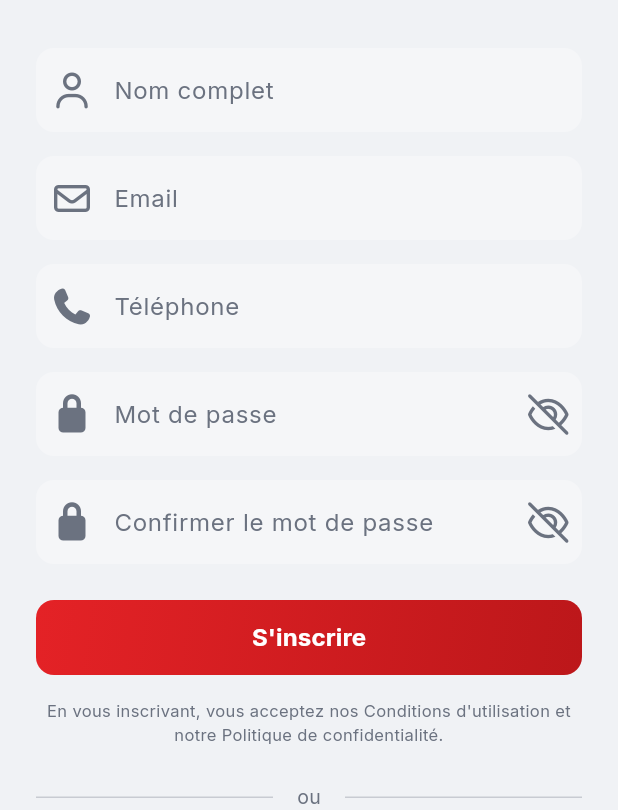
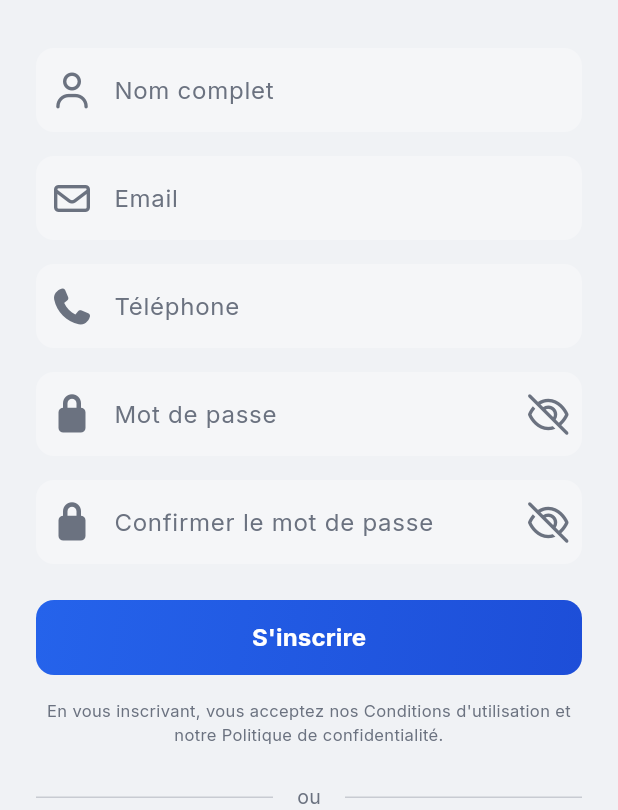
Before and after one commit to phil444-lab/kivoo, a Flutter app: the screen it shows after launch, item 5 of the bottom bar chosen, after a tap on "Créer un compte", on a phone screen of 412 x 824 dp, the part 426-1236 px from its top. Run offline on Flutter 3.47's test engine with Material 3 defaults, Android fonts, the phone set to English and light mode, and no system bars; our stand-ins replace font_awesome_flutter, google_fonts; network calls fail; project files that could hold a hidden picture were left out.

Commit message:
Update Flutter frontend: assets, theme, screens, and routing
- Update app logo assets (all platforms)
- Refactor app theme (app_theme.dart)
- Update constants and routing configuration
- Improve login, register, profile, and home screens
- Update item_card component
- Sync pubspec.yaml with new assets

```diff
--- a/lib/components/item_card.dart
+++ b/lib/components/item_card.dart
@@ -150,7 +150,7 @@ class ItemCard extends StatelessWidget {
                   Text(
                     item.price,
                     style: const TextStyle(
-                      color: AppTheme.primaryRed,
+                      color: AppTheme.primaryBlue,
                       fontSize: 14,
                       fontWeight: FontWeight.w800,
                     ),
--- a/lib/constants.dart
+++ b/lib/constants.dart
@@ -6,8 +6,8 @@ class AppConstants {
   static const String appVersion = '1.0.0';
 
   // Colors
-  static const int primaryRed = 0xFFe42226;
-  static const int darkRed = 0xFFbc171a;
+  static const int primaryBlue = 0xFF2563EB;
+  static const int darkBlue = 0xFF1D4ED8;
 
   // Status Bar
   static const String statusBarTime = '9:41';
--- a/lib/route/router.dart
+++ b/lib/route/router.dart
@@ -63,7 +63,7 @@ class PlaceholderScreen extends StatelessWidget {
     return Scaffold(
       backgroundColor: isDark ? AppTheme.darkBackground : AppTheme.lightBackground,
       appBar: AppBar(
-        backgroundColor: AppTheme.darkRed,
+        backgroundColor: AppTheme.darkBlue,
         title: Text(
           title,
           style: TextStyle(
--- a/lib/screens/auth/login_screen.dart
+++ b/lib/screens/auth/login_screen.dart
@@ -20,7 +20,8 @@ class _LoginScreenState extends State<LoginScreen> {
     final isDark = Theme.of(context).brightness == Brightness.dark;
 
     return Scaffold(
-      backgroundColor: isDark ? AppTheme.darkBackground : AppTheme.lightBackground,
+      backgroundColor:
+          isDark ? AppTheme.darkBackground : AppTheme.lightBackground,
       body: SafeArea(
         child: SingleChildScrollView(
           padding: EdgeInsets.only(
@@ -83,7 +84,8 @@ class _LoginScreenState extends State<LoginScreen> {
               Text(
                 'Content de vous revoir !',
                 style: TextStyle(
-                  color: isDark ? AppTheme.darkTextMuted : AppTheme.lightTextMuted,
+                  color:
+                      isDark ? AppTheme.darkTextMuted : AppTheme.lightTextMuted,
                   fontSize: 14,
                 ),
                 textAlign: TextAlign.center,
@@ -100,18 +102,23 @@ class _LoginScreenState extends State<LoginScreen> {
                 decoration: InputDecoration(
                   labelText: 'Email',
                   labelStyle: TextStyle(
-                    color: isDark ? AppTheme.darkTextMuted : AppTheme.lightTextMuted,
+                    color: isDark
+                        ? AppTheme.darkTextMuted
+                        : AppTheme.lightTextMuted,
                   ),
                   prefixIcon: Icon(
                     FontAwesomeIcons.envelope,
-                    color: isDark ? AppTheme.darkTextMuted : AppTheme.lightTextMuted,
+                    color: isDark
+                        ? AppTheme.darkTextMuted
+                        : AppTheme.lightTextMuted,
                   ),
                   border: OutlineInputBorder(
                     borderRadius: BorderRadius.circular(12),
                   ),
                   focusedBorder: OutlineInputBorder(
                     borderRadius: BorderRadius.circular(12),
-                    borderSide: const BorderSide(color: AppTheme.primaryRed, width: 2),
+                    borderSide:
+                        const BorderSide(color: AppTheme.primaryBlue, width: 2),
                   ),
                 ),
               ),
@@ -128,16 +135,24 @@ class _LoginScreenState extends State<LoginScreen> {
                 decoration: InputDecoration(
                   labelText: 'Mot de passe',
                   labelStyle: TextStyle(
-                    color: isDark ? AppTheme.darkTextMuted : AppTheme.lightTextMuted,
+                    color: isDark
+                        ? AppTheme.darkTextMuted
+                        : AppTheme.lightTextMuted,
                   ),
                   prefixIcon: Icon(
                     FontAwesomeIcons.lock,
-                    color: isDark ? AppTheme.darkTextMuted : AppTheme.lightTextMuted,
+                    color: isDark
+                        ? AppTheme.darkTextMuted
+                        : AppTheme.lightTextMuted,
                   ),
                   suffixIcon: IconButton(
                     icon: Icon(
-                      _obscurePassword ? FontAwesomeIcons.eyeSlash : FontAwesomeIcons.eye,
-                      color: isDark ? AppTheme.darkTextMuted : AppTheme.lightTextMuted,
+                      _obscurePassword
+                          ? FontAwesomeIcons.eyeSlash
+                          : FontAwesomeIcons.eye,
+                      color: isDark
+                          ? AppTheme.darkTextMuted
+                          : AppTheme.lightTextMuted,
                     ),
                     onPressed: () {
                       setState(() {
@@ -150,7 +165,8 @@ class _LoginScreenState extends State<LoginScreen> {
                   ),
                   focusedBorder: OutlineInputBorder(
                     borderRadius: BorderRadius.circular(12),
-                    borderSide: const BorderSide(color: AppTheme.primaryRed, width: 2),
+                    borderSide:
+                        const BorderSide(color: AppTheme.primaryBlue, width: 2),
                   ),
                 ),
               ),
@@ -165,7 +181,7 @@ class _LoginScreenState extends State<LoginScreen> {
                   child: const Text(
                     'Mot de passe oublié ?',
                     style: TextStyle(
-                      color: AppTheme.primaryRed,
+                      color: AppTheme.primaryBlue,
                       fontSize: 13,
                       fontWeight: FontWeight.w600,
                     ),
@@ -182,7 +198,7 @@ class _LoginScreenState extends State<LoginScreen> {
                   gradient: const LinearGradient(
                     begin: Alignment.topLeft,
                     end: Alignment.bottomRight,
-                    colors: [Color(0xFFe42226), Color(0xFFbc171a)],
+                    colors: [Color(0xFF2563EB), Color(0xFF1D4ED8)],
                   ),
                   borderRadius: BorderRadius.circular(12),
                 ),
@@ -223,7 +239,9 @@ class _LoginScreenState extends State<LoginScreen> {
                     child: Text(
                       'ou',
                       style: TextStyle(
-                        color: isDark ? AppTheme.darkTextMuted : AppTheme.lightTextMuted,
+                        color: isDark
+                            ? AppTheme.darkTextMuted
+                            : AppTheme.lightTextMuted,
                         fontSize: 13,
                       ),
                     ),
@@ -322,7 +340,9 @@ class _LoginScreenState extends State<LoginScreen> {
                   Text(
                     'Pas encore de compte ? ',
                     style: TextStyle(
-                      color: isDark ? AppTheme.darkTextMuted : AppTheme.lightTextMuted,
+                      color: isDark
+                          ? AppTheme.darkTextMuted
+                          : AppTheme.lightTextMuted,
                       fontSize: 14,
                     ),
                   ),
@@ -338,7 +358,7 @@ class _LoginScreenState extends State<LoginScreen> {
                     child: const Text(
                       'S\'inscrire',
                       style: TextStyle(
-                        color: AppTheme.primaryRed,
+                        color: AppTheme.primaryBlue,
                         fontSize: 14,
                         fontWeight: FontWeight.w700,
                       ),
--- a/lib/screens/auth/profile_screen.dart
+++ b/lib/screens/auth/profile_screen.dart
@@ -85,7 +85,7 @@ class ProfileScreen extends StatelessWidget {
                   gradient: const LinearGradient(
                     begin: Alignment.topLeft,
                     end: Alignment.bottomRight,
-                    colors: [Color(0xFFe42226), Color(0xFFbc171a)],
+                    colors: [Color(0xFF2563EB), Color(0xFF1D4ED8)],
                   ),
                   borderRadius: BorderRadius.circular(12),
                 ),
--- a/lib/screens/auth/register_screen.dart
+++ b/lib/screens/auth/register_screen.dart
@@ -115,7 +115,7 @@ class _RegisterScreenState extends State<RegisterScreen> {
                   ),
                   focusedBorder: OutlineInputBorder(
                     borderRadius: BorderRadius.circular(12),
-                    borderSide: const BorderSide(color: AppTheme.primaryRed, width: 2),
+                    borderSide: const BorderSide(color: AppTheme.primaryBlue, width: 2),
                   ),
                 ),
               ),
@@ -142,7 +142,7 @@ class _RegisterScreenState extends State<RegisterScreen> {
                   ),
                   focusedBorder: OutlineInputBorder(
                     borderRadius: BorderRadius.circular(12),
-                    borderSide: const BorderSide(color: AppTheme.primaryRed, width: 2),
+                    borderSide: const BorderSide(color: AppTheme.primaryBlue, width: 2),
                   ),
                 ),
               ),
@@ -169,7 +169,7 @@ class _RegisterScreenState extends State<RegisterScreen> {
                   ),
                   focusedBorder: OutlineInputBorder(
                     borderRadius: BorderRadius.circular(12),
-                    borderSide: const BorderSide(color: AppTheme.primaryRed, width: 2),
+                    borderSide: const BorderSide(color: AppTheme.primaryBlue, width: 2),
                   ),
                 ),
               ),
@@ -208,7 +208,7 @@ class _RegisterScreenState extends State<RegisterScreen> {
                   ),
                   focusedBorder: OutlineInputBorder(
                     borderRadius: BorderRadius.circular(12),
-                    borderSide: const BorderSide(color: AppTheme.primaryRed, width: 2),
+                    borderSide: const BorderSide(color: AppTheme.primaryBlue, width: 2),
                   ),
                 ),
               ),
@@ -247,7 +247,7 @@ class _RegisterScreenState extends State<RegisterScreen> {
                   ),
                   focusedBorder: OutlineInputBorder(
                     borderRadius: BorderRadius.circular(12),
-                    borderSide: const BorderSide(color: AppTheme.primaryRed, width: 2),
+                    borderSide: const BorderSide(color: AppTheme.primaryBlue, width: 2),
                   ),
                 ),
               ),
@@ -261,7 +261,7 @@ class _RegisterScreenState extends State<RegisterScreen> {
                   gradient: const LinearGradient(
                     begin: Alignment.topLeft,
                     end: Alignment.bottomRight,
-                    colors: [Color(0xFFe42226), Color(0xFFbc171a)],
+                    colors: [Color(0xFF2563EB), Color(0xFF1D4ED8)],
                   ),
                   borderRadius: BorderRadius.circular(12),
                 ),
@@ -435,7 +435,7 @@ class _RegisterScreenState extends State<RegisterScreen> {
                     child: const Text(
                       'Se connecter',
                       style: TextStyle(
-                        color: AppTheme.primaryRed,
+                        color: AppTheme.primaryBlue,
                         fontSize: 14,
                         fontWeight: FontWeight.w700,
                       ),
--- a/lib/screens/home/home_screen.dart
+++ b/lib/screens/home/home_screen.dart
@@ -216,7 +216,7 @@ class _HomeScreenState extends State<HomeScreen> {
                             child: const Text(
                               'Voir tout',
                               style: TextStyle(
-                                color: AppTheme.primaryRed,
+                                color: AppTheme.primaryBlue,
                                 fontSize: 12,
                                 fontWeight: FontWeight.w600,
                               ),
@@ -270,7 +270,7 @@ class _HomeScreenState extends State<HomeScreen> {
                             child: const Text(
                               'Tout',
                               style: TextStyle(
-                                color: AppTheme.primaryRed,
+                                color: AppTheme.primaryBlue,
                                 fontSize: 12,
                                 fontWeight: FontWeight.w600,
                               ),
@@ -342,7 +342,7 @@ class _HomeScreenState extends State<HomeScreen> {
                                   vertical: 4,
                                 ),
                                 decoration: BoxDecoration(
-                                  color: AppTheme.primaryRed,
+                                  color: AppTheme.primaryBlue,
                                   borderRadius: BorderRadius.circular(12),
                                 ),
                                 child: Row(
@@ -402,7 +402,7 @@ class _HomeScreenState extends State<HomeScreen> {
                                 ),
                                   style: IconButton.styleFrom(
                                     backgroundColor: isListView
-                                        ? AppTheme.primaryRed
+                                        ? AppTheme.primaryBlue
                                         : Colors.transparent,
                                   ),
                                 ),
@@ -423,7 +423,7 @@ class _HomeScreenState extends State<HomeScreen> {
                                   ),
                                   style: IconButton.styleFrom(
                                     backgroundColor: !isListView
-                                        ? AppTheme.primaryRed
+                                        ? AppTheme.primaryBlue
                                         : Colors.transparent,
                                   ),
                                 ),
@@ -460,7 +460,7 @@ class _HomeScreenState extends State<HomeScreen> {
                               backgroundColor: isDark
                                   ? AppTheme.darkCard
                                   : AppTheme.lightCard,
-                              selectedColor: AppTheme.primaryRed,
+                              selectedColor: AppTheme.primaryBlue,
                               labelStyle: TextStyle(
                                 color: isActive
                                     ? Colors.white
@@ -557,11 +557,11 @@ class _HomeScreenState extends State<HomeScreen> {
         gradient: const LinearGradient(
           begin: Alignment.topLeft,
           end: Alignment.bottomRight,
-          colors: [Color(0xFFe42226), Color(0xFFbc171a)],
+          colors: [Color(0xFF2563EB), Color(0xFF1D4ED8)],
         ),
         boxShadow: [
           BoxShadow(
-            color: const Color(0xFFbc171a).withOpacity(0.4),
+            color: const Color(0xFF1D4ED8).withOpacity(0.4),
             blurRadius: 16,
             offset: const Offset(0, 6),
           ),
@@ -721,13 +721,13 @@ class _HomeScreenState extends State<HomeScreen> {
                         gradient: const LinearGradient(
                           begin: Alignment.topLeft,
                           end: Alignment.bottomRight,
-                          colors: [Color(0xFFe42226), Color(0xFFbc171a)],
+                          colors: [Color(0xFF2563EB), Color(0xFF1D4ED8)],
                         ),
                         borderRadius: BorderRadius.circular(16),
                         boxShadow: [
                           BoxShadow(
                             color:
-                                const Color(0xFFbc171a).withValues(alpha: 0.35),
+                                const Color(0xFF1D4ED8).withValues(alpha: 0.35),
                             blurRadius: 8,
                             offset: const Offset(0, 3),
                           ),
@@ -796,7 +796,7 @@ class _HomeScreenState extends State<HomeScreen> {
                   Icon(
                     item.icon,
                     color: isSelected
-                        ? AppTheme.primaryRed
+                        ? AppTheme.primaryBlue
                         : (isDark
                             ? AppTheme.darkTextMuted
                             : AppTheme.lightTextMuted),
@@ -807,7 +807,7 @@ class _HomeScreenState extends State<HomeScreen> {
                     item.label,
                     style: TextStyle(
                       color: isSelected
-                          ? AppTheme.primaryRed
+                          ? AppTheme.primaryBlue
                           : (isDark
                               ? AppTheme.darkTextMuted
                               : AppTheme.lightTextMuted),
@@ -822,7 +822,7 @@ class _HomeScreenState extends State<HomeScreen> {
                       height: 4,
                       margin: const EdgeInsets.only(top: 2),
                       decoration: const BoxDecoration(
-                        color: AppTheme.primaryRed,
+                        color: AppTheme.primaryBlue,
                         shape: BoxShape.circle,
                       ),
                     ),
@@ -843,7 +843,7 @@ class _HomeScreenState extends State<HomeScreen> {
                 Icon(
                   item.icon,
                   color: isSelected
-                      ? AppTheme.primaryRed
+                      ? AppTheme.primaryBlue
                       : (isDark
                           ? AppTheme.darkTextMuted
                           : AppTheme.lightTextMuted),
@@ -854,7 +854,7 @@ class _HomeScreenState extends State<HomeScreen> {
                   item.label,
                   style: TextStyle(
                     color: isSelected
-                        ? AppTheme.primaryRed
+                        ? AppTheme.primaryBlue
                         : (isDark
                             ? AppTheme.darkTextMuted
                             : AppTheme.lightTextMuted),
@@ -868,7 +868,7 @@ class _HomeScreenState extends State<HomeScreen> {
                     height: 4,
                     margin: const EdgeInsets.only(top: 2),
                     decoration: const BoxDecoration(
-                      color: AppTheme.primaryRed,
+                      color: AppTheme.primaryBlue,
                       shape: BoxShape.circle,
                     ),
                   ),
--- a/lib/theme/app_theme.dart
+++ b/lib/theme/app_theme.dart
@@ -2,9 +2,9 @@ import 'package:flutter/material.dart';
 import 'package:google_fonts/google_fonts.dart';
 
 class AppTheme {
-  static const Color primaryRed = Color(0xFFe42226);
-  static const Color darkRed = Color(0xFFbc171a);
-  static const Color lightRed = Color(0xFFef7d7f);
+  static const Color primaryBlue = Color(0xFF2563EB);
+  static const Color darkBlue = Color(0xFF1D4ED8);
+  static const Color lightBlue = Color(0xFF60A5FA);
 
   static const Color darkBackground = Color(0xFF12161a);
   static const Color darkCard = Color(0xFF1d232a);
@@ -26,16 +26,16 @@ class AppTheme {
     return ThemeData(
       useMaterial3: true,
       brightness: Brightness.dark,
-      primaryColor: primaryRed,
+      primaryColor: primaryBlue,
       scaffoldBackgroundColor: darkBackground,
       fontFamily: fontFamily,
       colorScheme: const ColorScheme.dark(
-        primary: primaryRed,
-        primaryContainer: darkRed,
+        primary: primaryBlue,
+        primaryContainer: darkBlue,
         secondary: darkSurface,
         surface: darkCard,
         background: darkBackground,
-        error: primaryRed,
+        error: primaryBlue,
         onPrimary: Colors.white,
         onSecondary: darkText,
         onSurface: darkText,
@@ -44,7 +44,7 @@ class AppTheme {
         outline: Color(0xFF3d4752),
       ),
       appBarTheme: const AppBarTheme(
-        backgroundColor: darkRed,
+        backgroundColor: darkBlue,
         elevation: 0,
         centerTitle: false,
       ),
@@ -58,7 +58,7 @@ class AppTheme {
       ),
       elevatedButtonTheme: ElevatedButtonThemeData(
         style: ElevatedButton.styleFrom(
-          backgroundColor: primaryRed,
+          backgroundColor: primaryBlue,
           foregroundColor: Colors.white,
           elevation: 0,
           padding: const EdgeInsets.symmetric(horizontal: 16, vertical: 12),
@@ -80,7 +80,7 @@ class AppTheme {
         ),
         focusedBorder: OutlineInputBorder(
           borderRadius: BorderRadius.all(Radius.circular(12)),
-          borderSide: const BorderSide(color: primaryRed, width: 1.5),
+          borderSide: const BorderSide(color: primaryBlue, width: 1.5),
         ),
       ),
     );
@@ -90,16 +90,16 @@ class AppTheme {
     return ThemeData(
       useMaterial3: true,
       brightness: Brightness.light,
-      primaryColor: primaryRed,
+      primaryColor: primaryBlue,
       scaffoldBackgroundColor: lightBackground,
       fontFamily: fontFamily,
       colorScheme: const ColorScheme.light(
-        primary: primaryRed,
-        primaryContainer: darkRed,
+        primary: primaryBlue,
+        primaryContainer: darkBlue,
         secondary: lightSurface,
         surface: lightCard,
         background: lightBackground,
-        error: primaryRed,
+        error: primaryBlue,
         onPrimary: Colors.white,
         onSecondary: lightText,
         onSurface: lightText,
@@ -108,7 +108,7 @@ class AppTheme {
         outline: Color(0xFFe5e7eb),
       ),
       appBarTheme: const AppBarTheme(
-        backgroundColor: darkRed,
+        backgroundColor: darkBlue,
         elevation: 0,
         centerTitle: false,
       ),
@@ -122,7 +122,7 @@ class AppTheme {
       ),
       elevatedButtonTheme: ElevatedButtonThemeData(
         style: ElevatedButton.styleFrom(
-          backgroundColor: primaryRed,
+          backgroundColor: primaryBlue,
           foregroundColor: Colors.white,
           elevation: 0,
           padding: const EdgeInsets.symmetric(horizontal: 16, vertical: 12),
@@ -144,7 +144,7 @@ class AppTheme {
         ),
         focusedBorder: OutlineInputBorder(
           borderRadius: BorderRadius.all(Radius.circular(12)),
-          borderSide: const BorderSide(color: primaryRed, width: 1.5),
+          borderSide: const BorderSide(color: primaryBlue, width: 1.5),
         ),
       ),
     );
```
Also changed, not shown: pubspec.yaml (+5 -5 lines), assets/logo-icon.png (added), 60 other files.
